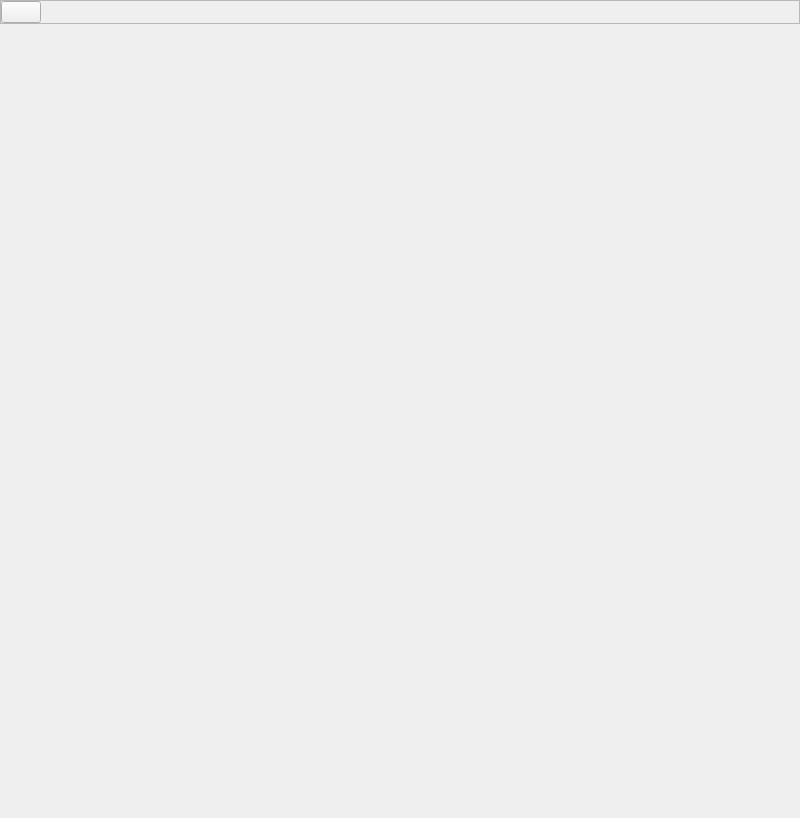
Before: the Qt Designer form mainwindow.ui in glennnys/Decided, drawn with Qt 5.
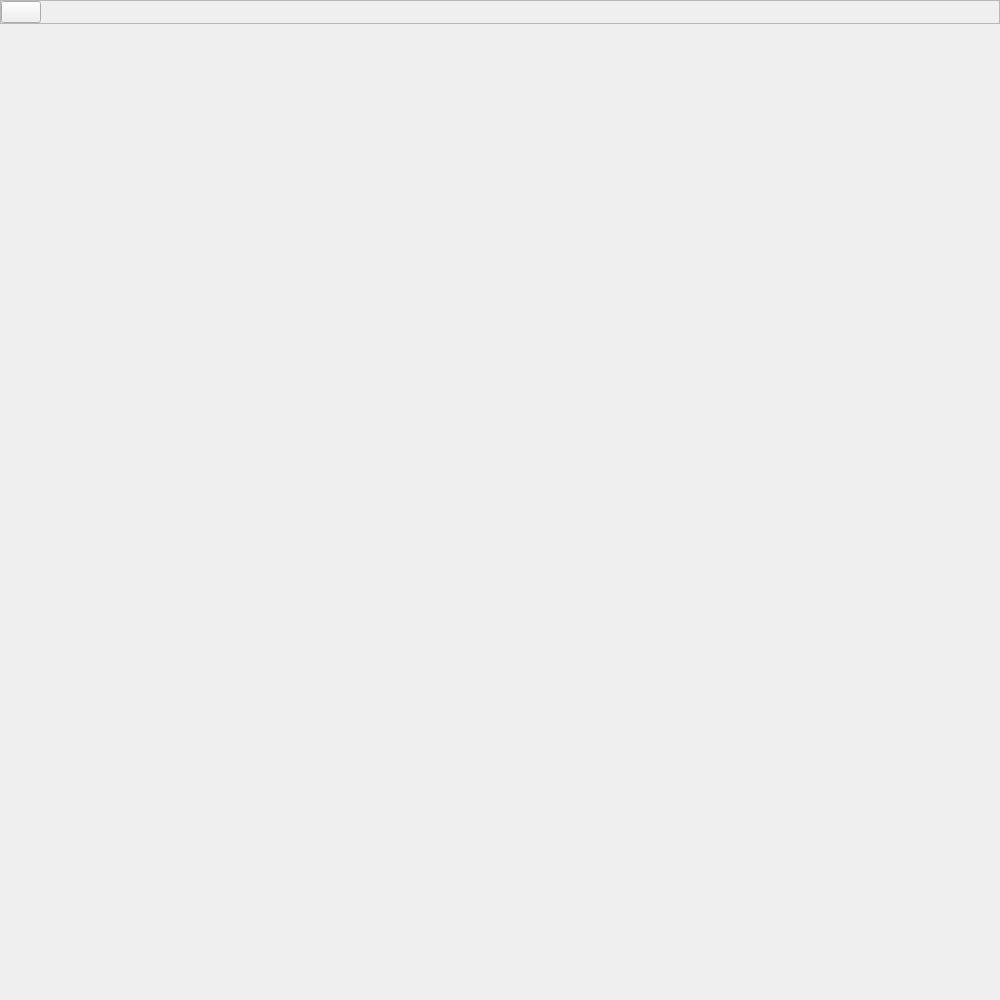
After: the same form once the commit is applied. Icons and pictures are not drawn.

```diff
--- a/mainwindow.ui
+++ b/mainwindow.ui
@@ -6,10 +6,16 @@
    <rect>
     <x>0</x>
     <y>0</y>
-    <width>800</width>
-    <height>818</height>
+    <width>1000</width>
+    <height>1000</height>
    </rect>
   </property>
+  <property name="sizePolicy">
+   <sizepolicy hsizetype="Expanding" vsizetype="Expanding">
+    <horstretch>0</horstretch>
+    <verstretch>0</verstretch>
+   </sizepolicy>
+  </property>
   <property name="windowTitle">
    <string>Decided</string>
   </property>
```
